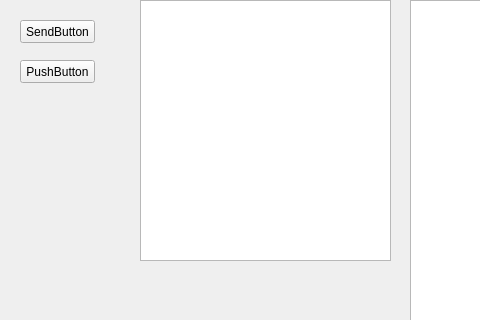
This is mainwindow.ui in Vad118/server as Qt 5 draws it before an edit; both pictures show x 0 to 480 and y 0 to 320 of the 1035 by 607 pixel window. The edited form follows.
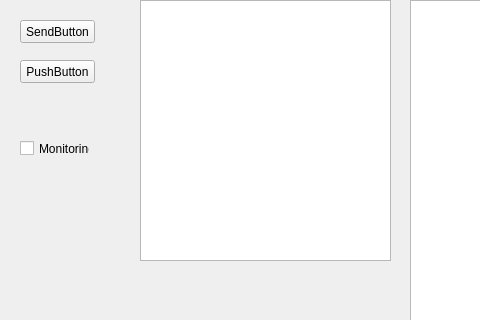
This is the edited form.

The edit to the form file:
```diff
--- a/mainwindow.ui
+++ b/mainwindow.ui
@@ -63,6 +63,19 @@
      <string>PushButton</string>
     </property>
    </widget>
+   <widget class="QCheckBox" name="checkBox">
+    <property name="geometry">
+     <rect>
+      <x>20</x>
+      <y>140</y>
+      <width>70</width>
+      <height>17</height>
+     </rect>
+    </property>
+    <property name="text">
+     <string>Monitoring</string>
+    </property>
+   </widget>
   </widget>
   <widget class="QMenuBar" name="menuBar">
    <property name="geometry">
```
